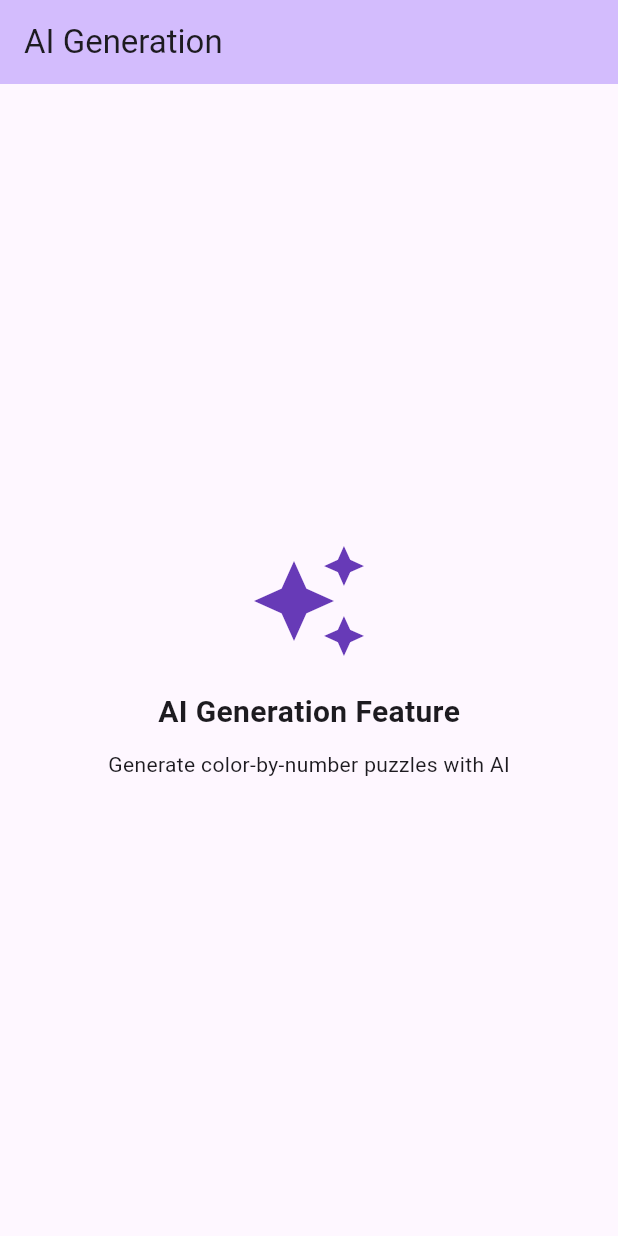
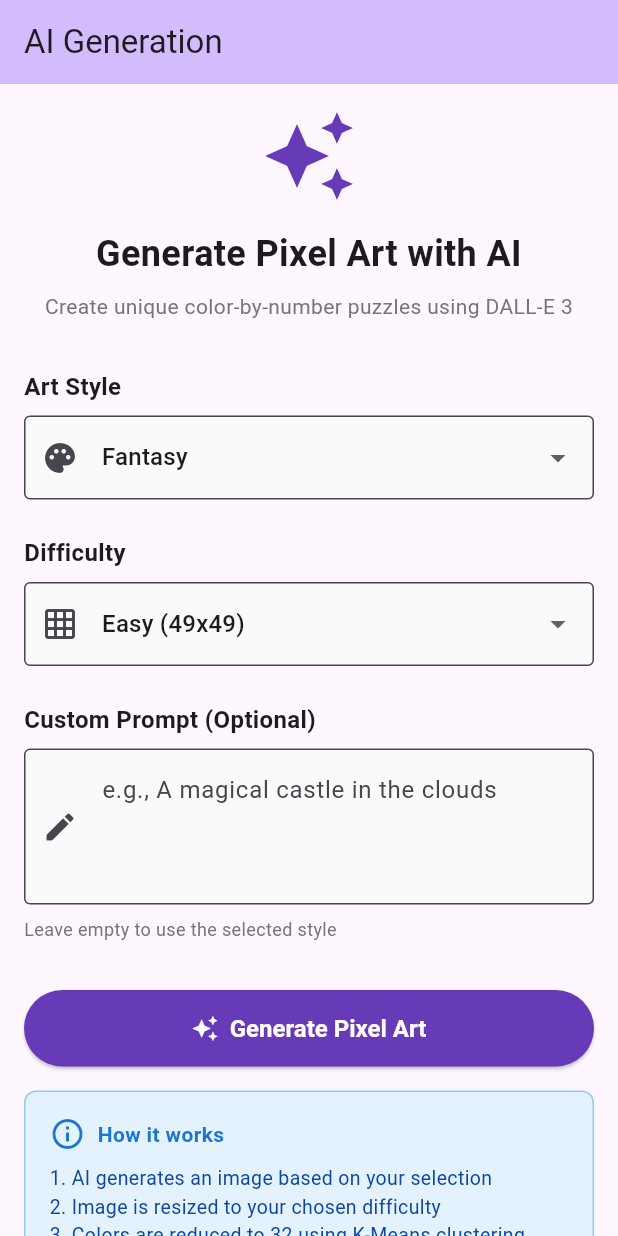
Before and after one commit to ConjureGanja/pixelart-color-by-number, a Flutter app: the screen it shows after launch, after a tap on "AI Generation", on a phone screen of 412 x 824 dp. Run offline on Flutter 3.47's test engine with Material 3 defaults, Android fonts, the phone set to English and light mode, and no system bars; our stand-ins replace dio, flutter_riverpod, go_router, hive_flutter; accounts and stored records are empty.

Commit message:
Implement AI to Pixel Art pipeline with ImageProcessorService and DALL-E 3 integration
Co-authored-by: ConjureGanja <65173664+ConjureGanja@users.noreply.github.com>

```diff
--- a/lib/main.dart
+++ b/lib/main.dart
@@ -3,6 +3,7 @@ import 'package:flutter_riverpod/flutter_riverpod.dart';
 import 'package:go_router/go_router.dart';
 import 'package:hive_flutter/hive_flutter.dart';
 import 'src/features/game_board/game_board.dart';
+import 'src/features/ai_generation/ai_generation.dart';
 
 void main() async {
   WidgetsFlutterBinding.ensureInitialized();
@@ -48,7 +49,7 @@ final _router = GoRouter(
     GoRoute(
       path: '/ai-generation',
       name: 'ai-generation',
-      builder: (context, state) => const AiGenerationScreen(),
+      builder: (context, state) => const GenerationScreen(),
     ),
     GoRoute(
       path: '/game-board',
@@ -64,6 +65,7 @@ final _router = GoRouter(
 );
 
 final routerProvider = Provider<GoRouter>((ref) => _router);
+
 // Placeholder Screens
 class HomeScreen extends StatelessWidget {
   const HomeScreen({super.key});
@@ -122,40 +124,7 @@ class HomeScreen extends StatelessWidget {
   }
 }
 
-class AiGenerationScreen extends StatelessWidget {
-  const AiGenerationScreen({super.key});
-
-  @override
-  Widget build(BuildContext context) {
-    return Scaffold(
-      appBar: AppBar(
-        title: const Text('AI Generation'),
-        backgroundColor: Theme.of(context).colorScheme.inversePrimary,
-      ),
-      body: const Center(
-        child: Column(
-          mainAxisAlignment: MainAxisAlignment.center,
-          children: [
-            Icon(
-              Icons.auto_awesome,
-              size: 80,
-              color: Colors.deepPurple,
-            ),
-            SizedBox(height: 20),
-            Text(
-              'AI Generation Feature',
-              style: TextStyle(fontSize: 20, fontWeight: FontWeight.bold),
-            ),
-            SizedBox(height: 10),
-            Text('Generate color-by-number puzzles with AI'),
-          ],
-        ),
-      ),
-    );
-  }
-}
-
-// GameBoardScreen is now imported from game_board feature
+// GameBoardScreen and GenerationScreen are now imported from their features
 
 class GalleryScreen extends StatelessWidget {
   const GalleryScreen({super.key});
--- /dev/null
+++ b/lib/src/features/ai_generation/ai_generation.dart
@@ -0,0 +1,9 @@
+// Models
+export 'models/generation_params.dart';
+
+// Services
+export 'services/image_processor_service.dart';
+export 'services/openai_service.dart';
+
+// Screens
+export 'screens/generation_screen.dart';
--- /dev/null
+++ b/lib/src/features/ai_generation/models/generation_params.dart
@@ -0,0 +1,59 @@
+/// Difficulty levels for pixel art generation
+enum Difficulty {
+  easy(49, 'Easy (49x49)'),
+  medium(96, 'Medium (96x96)'),
+  hard(256, 'Hard (256x256)');
+
+  const Difficulty(this.size, this.label);
+
+  final int size;
+  final String label;
+}
+
+/// Art styles for AI generation
+enum ArtStyle {
+  fantasy('Fantasy', 'fantasy, magical, mythical'),
+  space('Space', 'space, cosmic, sci-fi, stars'),
+  nature('Nature', 'nature, landscape, natural'),
+  abstract('Abstract', 'abstract, geometric, modern'),
+  animals('Animals', 'animals, wildlife, creatures'),
+  architecture('Architecture', 'buildings, architecture, urban'),
+  food('Food', 'food, cuisine, delicious'),
+  underwater('Underwater', 'underwater, ocean, marine');
+
+  const ArtStyle(this.label, this.prompt);
+
+  final String label;
+  final String prompt;
+}
+
+/// Generation parameters for AI pixel art
+class GenerationParams {
+  final ArtStyle style;
+  final Difficulty difficulty;
+  final String? customPrompt;
+
+  const GenerationParams({
+    required this.style,
+    required this.difficulty,
+    this.customPrompt,
+  });
+
+  /// Get the full prompt for AI generation
+  String get fullPrompt {
+    final basePrompt = customPrompt ?? style.prompt;
+    return '$basePrompt, simple, clear, vibrant colors, suitable for pixel art';
+  }
+
+  GenerationParams copyWith({
+    ArtStyle? style,
+    Difficulty? difficulty,
+    String? customPrompt,
+  }) {
+    return GenerationParams(
+      style: style ?? this.style,
+      difficulty: difficulty ?? this.difficulty,
+      customPrompt: customPrompt ?? this.customPrompt,
+    );
+  }
+}
--- /dev/null
+++ b/lib/src/features/ai_generation/screens/generation_screen.dart
@@ -0,0 +1,319 @@
+import 'package:flutter/material.dart';
+import 'package:flutter_riverpod/flutter_riverpod.dart';
+import 'package:go_router/go_router.dart';
+import '../models/generation_params.dart';
+import '../services/openai_service.dart';
+import '../services/image_processor_service.dart';
+import '../../game_board/providers/game_state_provider.dart';
+
+/// Screen for generating AI pixel art
+class GenerationScreen extends ConsumerStatefulWidget {
+  const GenerationScreen({super.key});
+
+  @override
+  ConsumerState<GenerationScreen> createState() => _GenerationScreenState();
+}
+
+class _GenerationScreenState extends ConsumerState<GenerationScreen> {
+  ArtStyle _selectedStyle = ArtStyle.fantasy;
+  Difficulty _selectedDifficulty = Difficulty.easy;
+  final _customPromptController = TextEditingController();
+  bool _isGenerating = false;
+  String? _errorMessage;
+
+  @override
+  void dispose() {
+    _customPromptController.dispose();
+    super.dispose();
+  }
+
+  Future<void> _generatePixelArt() async {
+    setState(() {
+      _isGenerating = true;
+      _errorMessage = null;
+    });
+
+    try {
+      final params = GenerationParams(
+        style: _selectedStyle,
+        difficulty: _selectedDifficulty,
+        customPrompt: _customPromptController.text.trim().isEmpty
+            ? null
+            : _customPromptController.text.trim(),
+      );
+
+      // TODO: Get API key from secure storage or environment
+      // For now, this is a placeholder - users need to provide their own key
+      const apiKey = 'YOUR_OPENAI_API_KEY';
+
+      if (apiKey == 'YOUR_OPENAI_API_KEY') {
+        throw Exception(
+          'Please configure your OpenAI API key. '
+          'You can get one from https://platform.openai.com/api-keys',
+        );
+      }
+
+      // Generate image with OpenAI DALL-E 3
+      final openAIService = OpenAIService(apiKey: apiKey);
+      final imageBytes = await openAIService.generateImage(
+        prompt: params.fullPrompt,
+        size: '1024x1024',
+        quality: 'standard',
+      );
+
+      // Process image into pixel art
+      final imageProcessor = ImageProcessorService();
+      final pixelArtData = await imageProcessor.processImage(
+        imageBytes: imageBytes,
+        targetSize: _selectedDifficulty.size,
+        maxColors: ImageProcessorService.maxPaletteColors,
+      );
+
+      // Load the generated puzzle
+      ref.read(pixelArtDataProvider.notifier).loadNewPuzzle(pixelArtData);
+
+      // Navigate to game board
+      if (mounted) {
+        context.go('/game-board');
+      }
+    } catch (e) {
+      setState(() {
+        _errorMessage = e.toString();
+      });
+    } finally {
+      setState(() {
+        _isGenerating = false;
+      });
+    }
+  }
+
+  @override
+  Widget build(BuildContext context) {
+    return Scaffold(
+      appBar: AppBar(
+        title: const Text('AI Generation'),
+        backgroundColor: Theme.of(context).colorScheme.inversePrimary,
+      ),
+      body: SingleChildScrollView(
+        padding: const EdgeInsets.all(16.0),
+        child: Column(
+          crossAxisAlignment: CrossAxisAlignment.stretch,
+          children: [
+            // Header
+            const Icon(
+              Icons.auto_awesome,
+              size: 64,
+              color: Colors.deepPurple,
+            ),
+            const SizedBox(height: 16),
+            const Text(
+              'Generate Pixel Art with AI',
+              style: TextStyle(
+                fontSize: 24,
+                fontWeight: FontWeight.bold,
+              ),
+              textAlign: TextAlign.center,
+            ),
+            const SizedBox(height: 8),
+            Text(
+              'Create unique color-by-number puzzles using DALL-E 3',
+              style: TextStyle(
+                fontSize: 14,
+                color: Colors.grey.shade600,
+              ),
+              textAlign: TextAlign.center,
+            ),
+            const SizedBox(height: 32),
+
+            // Style selector
+            const Text(
+              'Art Style',
+              style: TextStyle(
+                fontSize: 16,
+                fontWeight: FontWeight.bold,
+              ),
+            ),
+            const SizedBox(height: 8),
+            DropdownButtonFormField<ArtStyle>(
+              value: _selectedStyle,
+              decoration: InputDecoration(
+                border: const OutlineInputBorder(),
+                prefixIcon: const Icon(Icons.palette),
+                filled: true,
+                fillColor: Colors.grey.shade50,
+              ),
+              items: ArtStyle.values.map((style) {
+                return DropdownMenuItem(
+                  value: style,
+                  child: Text(style.label),
+                );
+              }).toList(),
+              onChanged: (value) {
+                if (value != null) {
+                  setState(() {
+                    _selectedStyle = value;
+                  });
+                }
+              },
+            ),
+            const SizedBox(height: 24),
+
+            // Difficulty selector
+            const Text(
+              'Difficulty',
+              style: TextStyle(
+                fontSize: 16,
+                fontWeight: FontWeight.bold,
+              ),
+            ),
+            const SizedBox(height: 8),
+            DropdownButtonFormField<Difficulty>(
+              value: _selectedDifficulty,
+              decoration: InputDecoration(
+                border: const OutlineInputBorder(),
+                prefixIcon: const Icon(Icons.grid_on),
+                filled: true,
+                fillColor: Colors.grey.shade50,
+              ),
+              items: Difficulty.values.map((difficulty) {
+                return DropdownMenuItem(
+                  value: difficulty,
+                  child: Text(difficulty.label),
+                );
+              }).toList(),
+              onChanged: (value) {
+                if (value != null) {
+                  setState(() {
+                    _selectedDifficulty = value;
+                  });
+                }
+              },
+            ),
+            const SizedBox(height: 24),
+
+            // Custom prompt (optional)
+            const Text(
+              'Custom Prompt (Optional)',
+              style: TextStyle(
+                fontSize: 16,
+                fontWeight: FontWeight.bold,
+              ),
+            ),
+            const SizedBox(height: 8),
+            TextField(
+              controller: _customPromptController,
+              decoration: InputDecoration(
+                hintText: 'e.g., A magical castle in the clouds',
+                border: const OutlineInputBorder(),
+                prefixIcon: const Icon(Icons.edit),
+                filled: true,
+                fillColor: Colors.grey.shade50,
+              ),
+              maxLines: 3,
+            ),
+            const SizedBox(height: 8),
+            Text(
+              'Leave empty to use the selected style',
+              style: TextStyle(
+                fontSize: 12,
+                color: Colors.grey.shade600,
+              ),
+            ),
+            const SizedBox(height: 32),
+
+            // Error message
+            if (_errorMessage != null)
+              Container(
+                padding: const EdgeInsets.all(12),
+                decoration: BoxDecoration(
+                  color: Colors.red.shade50,
+                  borderRadius: BorderRadius.circular(8),
+                  border: Border.all(color: Colors.red.shade200),
+                ),
+                child: Row(
+                  children: [
+                    Icon(Icons.error_outline, color: Colors.red.shade700),
+                    const SizedBox(width: 8),
+                    Expanded(
+                      child: Text(
+                        _errorMessage!,
+                        style: TextStyle(color: Colors.red.shade700),
+                      ),
+                    ),
+                  ],
+                ),
+              ),
+            if (_errorMessage != null) const SizedBox(height: 16),
+
+            // Generate button
+            ElevatedButton.icon(
+              onPressed: _isGenerating ? null : _generatePixelArt,
+              icon: _isGenerating
+                  ? const SizedBox(
+                      width: 20,
+                      height: 20,
+                      child: CircularProgressIndicator(
+                        strokeWidth: 2,
+                        valueColor: AlwaysStoppedAnimation<Color>(Colors.white),
+                      ),
+                    )
+                  : const Icon(Icons.auto_awesome),
+              label: Text(
+                _isGenerating ? 'Generating...' : 'Generate Pixel Art',
+              ),
+              style: ElevatedButton.styleFrom(
+                padding: const EdgeInsets.symmetric(vertical: 16),
+                backgroundColor: Colors.deepPurple,
+                foregroundColor: Colors.white,
+                textStyle: const TextStyle(
+                  fontSize: 16,
+                  fontWeight: FontWeight.bold,
+                ),
+              ),
+            ),
+            const SizedBox(height: 16),
+
+            // Info card
+            Container(
+              padding: const EdgeInsets.all(16),
+              decoration: BoxDecoration(
+                color: Colors.blue.shade50,
+                borderRadius: BorderRadius.circular(8),
+                border: Border.all(color: Colors.blue.shade200),
+              ),
+              child: Column(
+                crossAxisAlignment: CrossAxisAlignment.start,
+                children: [
+                  Row(
+                    children: [
+                      Icon(Icons.info_outline, color: Colors.blue.shade700),
+                      const SizedBox(width: 8),
+                      Text(
+                        'How it works',
+                        style: TextStyle(
+                          fontWeight: FontWeight.bold,
+                          color: Colors.blue.shade700,
+                        ),
+                      ),
+                    ],
+                  ),
+                  const SizedBox(height: 8),
+                  Text(
+                    '1. AI generates an image based on your selection\n'
+                    '2. Image is resized to your chosen difficulty\n'
+                    '3. Colors are reduced to 32 using K-Means clustering\n'
+                    '4. Pixel art puzzle is created and ready to play!',
+                    style: TextStyle(
+                      fontSize: 13,
+                      color: Colors.blue.shade900,
+                    ),
+                  ),
+                ],
+              ),
+            ),
+          ],
+        ),
+      ),
+    );
+  }
+}
--- /dev/null
+++ b/lib/src/features/ai_generation/services/image_processor_service.dart
@@ -0,0 +1,183 @@
+import 'dart:math' as math;
+import 'package:flutter/material.dart';
+import 'package:image/image.dart' as img;
+import '../../game_board/models/pixel_art_data.dart';
+
+/// Service for processing AI-generated images into pixel art
+/// Uses K-Means clustering for color quantization
+class ImageProcessorService {
+  /// Maximum number of colors in the palette
+  static const int maxPaletteColors = 32;
+
+  /// Process an image into PixelArtData
+  ///
+  /// [imageBytes] - Raw image data
+  /// [targetSize] - Target grid size (e.g., 49, 96, 256)
+  /// [maxColors] - Maximum number of colors (default: 32)
+  Future<PixelArtData> processImage({
+    required List<int> imageBytes,
+    required int targetSize,
+    int maxColors = maxPaletteColors,
+  }) async {
+    // Decode the image
+    final image = img.decodeImage(imageBytes);
+    if (image == null) {
+      throw Exception('Failed to decode image');
+    }
+
+    // Resize to target dimensions
+    final resized = img.copyResize(
+      image,
+      width: targetSize,
+      height: targetSize,
+      interpolation: img.Interpolation.average,
+    );
+
+    // Extract all colors from the resized image
+    final colors = <Color>[];
+    for (int y = 0; y < resized.height; y++) {
+      for (int x = 0; x < resized.width; x++) {
+        final pixel = resized.getPixel(x, y);
+        colors.add(Color.fromARGB(
+          pixel.a.toInt(),
+          pixel.r.toInt(),
+          pixel.g.toInt(),
+          pixel.b.toInt(),
+        ));
+      }
+    }
+
+    // Quantize colors using K-Means clustering
+    final palette = _quantizeColors(colors, maxColors);
+
+    // Create color to number mapping
+    final colorToNumber = <Color, int>{};
+    for (int i = 0; i < palette.length; i++) {
+      colorToNumber[palette[i]] = i + 1;
+    }
+
+    // Map each pixel to the nearest palette color
+    final pixelColors = <Color>[];
+    for (int y = 0; y < resized.height; y++) {
+      for (int x = 0; x < resized.width; x++) {
+        final pixel = resized.getPixel(x, y);
+        final originalColor = Color.fromARGB(
+          pixel.a.toInt(),
+          pixel.r.toInt(),
+          pixel.g.toInt(),
+          pixel.b.toInt(),
+        );
+        final nearestColor = _findNearestColor(originalColor, palette);
+        pixelColors.add(nearestColor);
+      }
+    }
+
+    return PixelArtData(
+      width: targetSize,
+      height: targetSize,
+      pixelColors: pixelColors,
+      currentColors: List.filled(targetSize * targetSize, null),
+      colorToNumber: colorToNumber,
+    );
+  }
+
+  /// Quantize colors using K-Means clustering algorithm
+  List<Color> _quantizeColors(List<Color> colors, int k) {
+    if (colors.isEmpty) return [];
+    if (colors.length <= k) return colors.toSet().toList();
+
+    // Initialize centroids randomly
+    final random = math.Random(42); // Fixed seed for consistency
+    final centroids = <Color>[];
+    final uniqueColors = colors.toSet().toList();
+
+    // Select k random unique colors as initial centroids
+    for (int i = 0; i < k && i < uniqueColors.length; i++) {
+      centroids.add(uniqueColors[random.nextInt(uniqueColors.length)]);
+    }
+
+    // K-Means iterations
+    const maxIterations = 10;
+    for (int iteration = 0; iteration < maxIterations; iteration++) {
+      // Assign each color to nearest centroid
+      final clusters = List.generate(k, (_) => <Color>[]);
+
+      for (final color in colors) {
+        int nearestIndex = 0;
+        double minDistance = double.infinity;
+
+        for (int i = 0; i < centroids.length; i++) {
+          final distance = _colorDistance(color, centroids[i]);
+          if (distance < minDistance) {
+            minDistance = distance;
+            nearestIndex = i;
+          }
+        }
+
+        clusters[nearestIndex].add(color);
+      }
+
+      // Recalculate centroids
+      bool converged = true;
+      for (int i = 0; i < k; i++) {
+        if (clusters[i].isEmpty) continue;
+
+        final newCentroid = _averageColor(clusters[i]);
+        if (_colorDistance(centroids[i], newCentroid) > 1.0) {
+          converged = false;
+        }
+        centroids[i] = newCentroid;
+      }
+
+      if (converged) break;
+    }
+
+    return centroids;
+  }
+
+  /// Calculate Euclidean distance between two colors in RGB space
+  double _colorDistance(Color c1, Color c2) {
+    final dr = c1.red - c2.red;
+    final dg = c1.green - c2.green;
+    final db = c1.blue - c2.blue;
+    return math.sqrt(dr * dr + dg * dg + db * db);
+  }
+
+  /// Calculate average color from a list of colors
+  Color _averageColor(List<Color> colors) {
+    if (colors.isEmpty) return Colors.white;
+
+    int totalR = 0, totalG = 0, totalB = 0;
+
+    for (final color in colors) {
+      totalR += color.red;
+      totalG += color.green;
+      totalB += color.blue;
+    }
+
+    return Color.fromARGB(
+      255,
+      totalR ~/ colors.length,
+      totalG ~/ colors.length,
+      totalB ~/ colors.length,
+    );
+  }
+
+  /// Find the nearest palette color for a given color
+  Color _findNearestColor(Color color, List<Color> palette) {
+    if (palette.isEmpty) return color;
+
+    Color nearest = palette[0];
+    double minDistance = _colorDistance(color, nearest);
+
+    for (int i = 1; i < palette.length; i++) {
+      final distance = _colorDistance(color, palette[i]);
+      if (distance < minDistance) {
+        minDistance = distance;
+        nearest = palette[i];
+      }
+    }
+
+    return nearest;
+  }
+}
--- /dev/null
+++ b/lib/src/features/ai_generation/services/openai_service.dart
@@ -0,0 +1,75 @@
+import 'package:dio/dio.dart';
+import 'dart:typed_data';
+
+/// Service for interacting with OpenAI DALL-E 3 API
+class OpenAIService {
+  final Dio _dio;
+  final String apiKey;
+
+  OpenAIService({
+    required this.apiKey,
+    Dio? dio,
+  }) : _dio = dio ?? Dio() {
+    _dio.options.baseUrl = 'https://api.openai.com/v1';
+    _dio.options.headers = {
+      'Authorization': 'Bearer $apiKey',
+      'Content-Type': 'application/json',
+    };
+  }
+
+  /// Generate an image using DALL-E 3
+  ///
+  /// [prompt] - Text description of the image to generate
+  /// [size] - Image size (1024x1024, 1792x1024, or 1024x1792)
+  /// [quality] - Image quality ('standard' or 'hd')
+  Future<Uint8List> generateImage({
+    required String prompt,
+    String size = '1024x1024',
+    String quality = 'standard',
+  }) async {
+    try {
+      // Call DALL-E 3 API
+      final response = await _dio.post(
+        '/images/generations',
+        data: {
+          'model': 'dall-e-3',
+          'prompt': prompt,
+          'n': 1,
+          'size': size,
+          'quality': quality,
+          'response_format': 'url',
+        },
+      );
+
+      // Extract image URL from response
+      final imageUrl = response.data['data'][0]['url'] as String;
+
+      // Download the image
+      final imageResponse = await _dio.get<List<int>>(
+        imageUrl,
+        options: Options(responseType: ResponseType.bytes),
+      );
+
+      return Uint8List.fromList(imageResponse.data!);
+    } on DioException catch (e) {
+      if (e.response != null) {
+        final error = e.response!.data['error'];
+        throw Exception('OpenAI API Error: ${error['message']}');
+      } else {
+        throw Exception('Network error: ${e.message}');
+      }
+    } catch (e) {
+      throw Exception('Failed to generate image: $e');
+    }
+  }
+
+  /// Validate API key by making a test request
+  Future<bool> validateApiKey() async {
+    try {
+      await _dio.get('/models');
+      return true;
+    } catch (e) {
+      return false;
+    }
+  }
+}
```
Also changed, not shown: lib/src/features/game_board/models/pixel_art_data.dart (+57 -0 lines), 3 other files.
